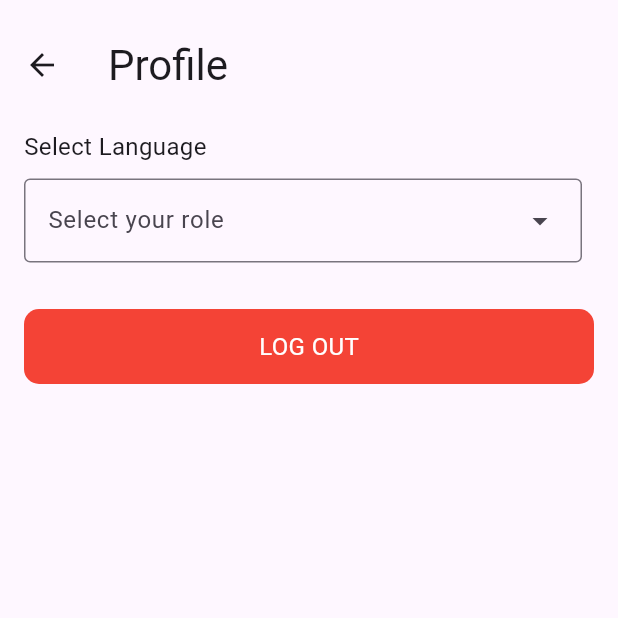
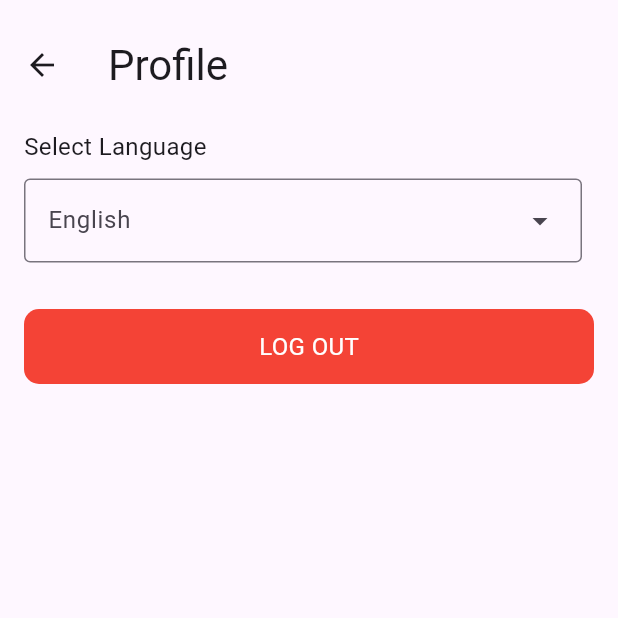
Before and after one commit to siddhesh12323/sih_prototype, a Flutter app: the ProfileScreen screen opened by its route, on a phone screen of 412 x 824 dp, the top half of it. Run offline on Flutter 3.47's test engine with Material 2 defaults, Android fonts, the light colour scheme and no system bars; our stand-ins replace image_picker.

Commit message:
commit 4

```diff
--- a/lib/screens/profile_screen.dart
+++ b/lib/screens/profile_screen.dart
@@ -32,7 +32,7 @@ class _ProfileScreenState extends State<ProfileScreen> {
                     Text('Select Language', style: TextStyle(fontSize: 16)),
                     sizedBox(10, 0),
                     DropdownMenu(
-                      hintText: 'Select your role',
+                      hintText: 'English',
                       dropdownMenuEntries: const [
                         DropdownMenuEntry(value: 'English', label: 'English'),
                         DropdownMenuEntry(value: 'Hindi', label: 'Hindi'),
--- a/pubspec.yaml
+++ b/pubspec.yaml
@@ -35,9 +35,6 @@ dependencies:
   # Use with the CupertinoIcons class for iOS style icons.
   cupertino_icons: ^1.0.2
   image_picker: ^1.0.4
-  flutter_localizations:
-    sdk: flutter
-  intl: ^0.18.0
 
 dev_dependencies:
   flutter_test:
@@ -55,7 +52,6 @@ dev_dependencies:
 
 # The following section is specific to Flutter packages.
 flutter:
-  generate: true
   uses-material-design: true
 
   assets:
```
Also changed, not shown: l10n.yaml (deleted), lib/l10n/app_en.arb (deleted), lib/l10n/l10n.dart (deleted), pubspec.lock.
